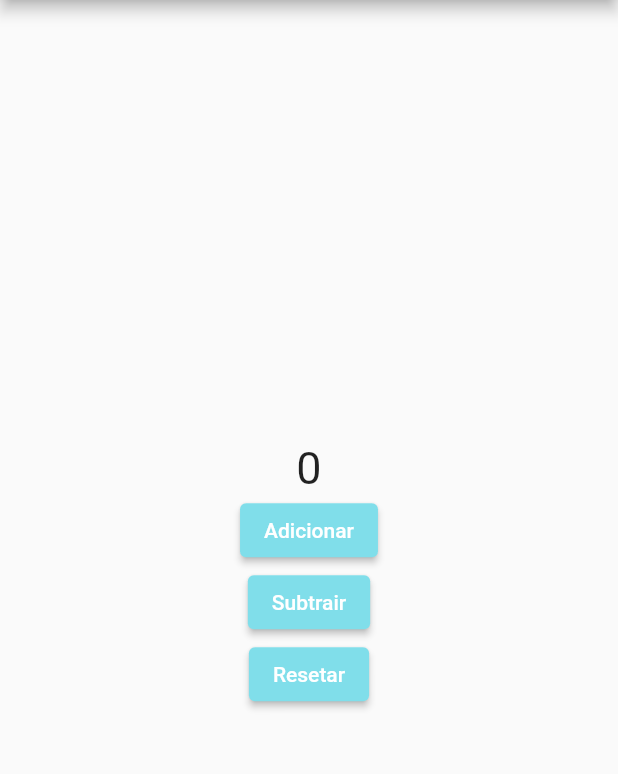
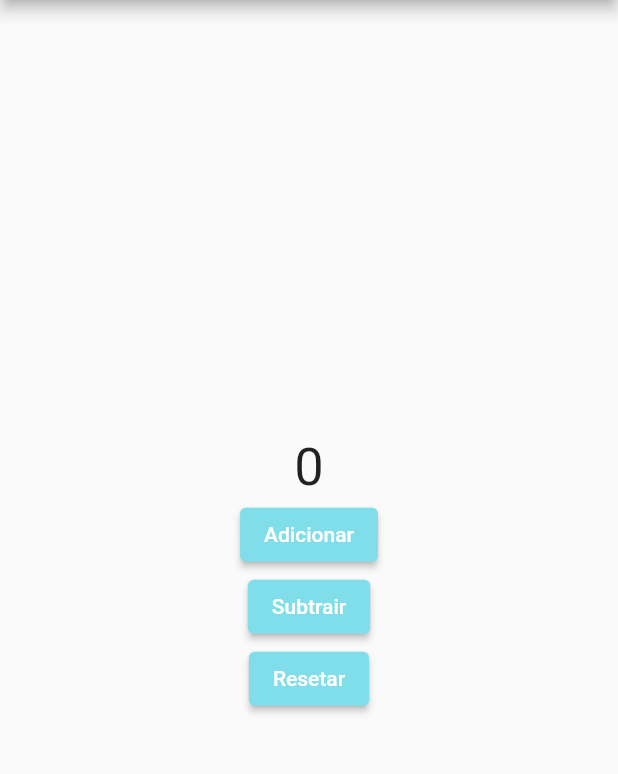
Before and after one commit to SilvaGabrielMartins/Bootcamp-ProgramaNewThinkers2021, a Flutter app: the screen it shows after launch, on a phone screen of 412 x 824 dp, the part 84-858 px from its top. Run offline on Flutter 3.47's test engine with Material 2 defaults, Android fonts, the phone set to English and light mode, and no system bars.

Commit message:
Segundo commit para avaliação

```diff
--- a/Trilha_Flutter/Aula02/contador_gabriel/lib/main.dart
+++ b/Trilha_Flutter/Aula02/contador_gabriel/lib/main.dart
@@ -47,7 +47,7 @@ class _MyPageState extends State<MyPage> {
             Text(
               '$contadorButao',
               style: TextStyle(
-                fontSize: 30.0,
+                fontSize: 35.0,
               ),
             ),
             ElevatedButton(
```
